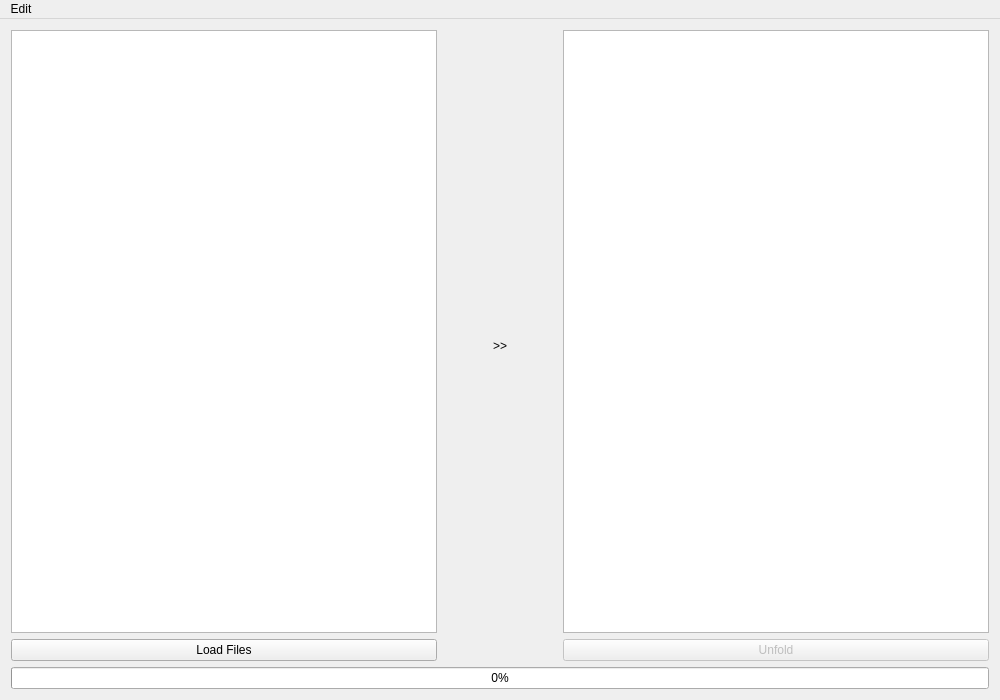
Before: the Qt Designer form Qt/GUI/ConsoleUnfoldingGUI/mainwindow.ui in LHulk/Bachelorarbeit, drawn with Qt 5.
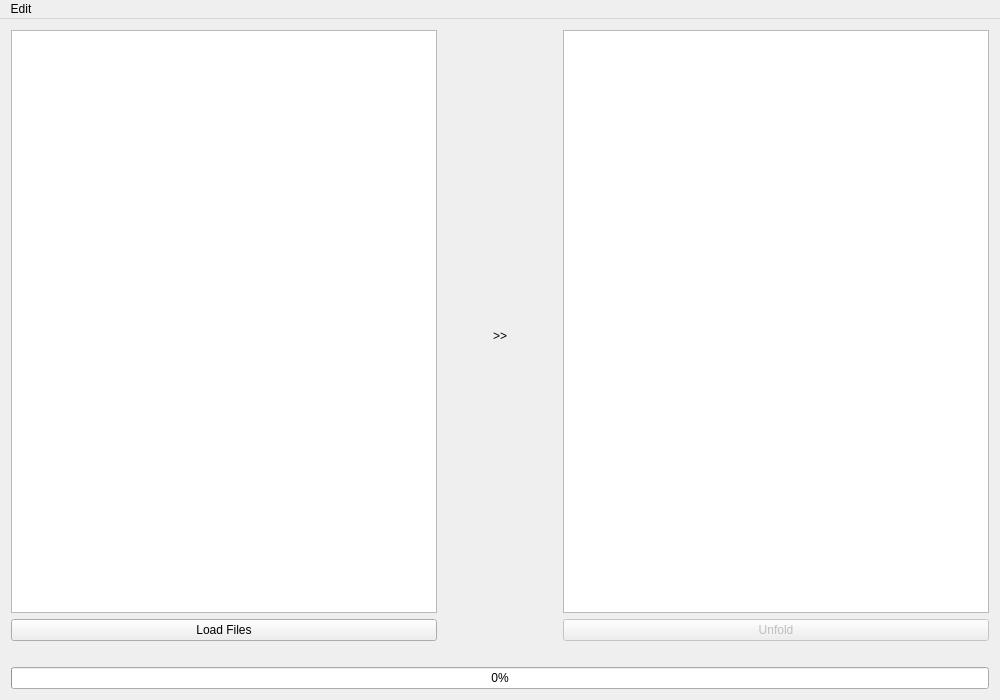
After: the same form once the commit is applied.

Patch:
```diff
--- a/Qt/GUI/ConsoleUnfoldingGUI/mainwindow.ui
+++ b/Qt/GUI/ConsoleUnfoldingGUI/mainwindow.ui
@@ -154,7 +154,17 @@
        </layout>
       </item>
       <item>
-       <widget class="QProgressBar" name="progressBar">
+       <widget class="QLabel" name="labelStatusMain">
+        <property name="styleSheet">
+         <string notr="true">color: red</string>
+        </property>
+        <property name="text">
+         <string/>
+        </property>
+       </widget>
+      </item>
+      <item>
+       <widget class="QProgressBar" name="progressBarMain">
         <property name="value">
          <number>0</number>
         </property>
```
